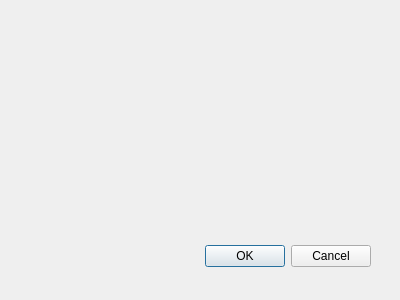
Above: ui/view2.ui from JFLABO/hoteityou before the change. Below: the same form after it.
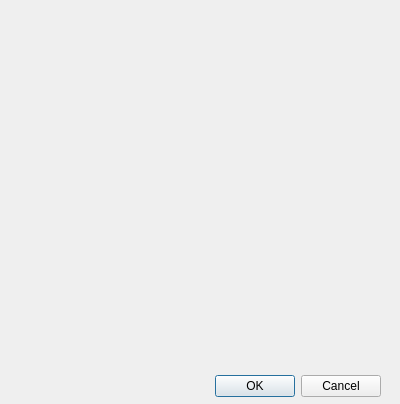
That is the form after the change. Icons and pictures are not drawn.

```diff
--- a/ui/view2.ui
+++ b/ui/view2.ui
@@ -7,7 +7,7 @@
     <x>0</x>
     <y>0</y>
     <width>400</width>
-    <height>300</height>
+    <height>404</height>
    </rect>
   </property>
   <property name="windowTitle">
@@ -16,8 +16,8 @@
   <widget class="QDialogButtonBox" name="buttonBox">
    <property name="geometry">
     <rect>
-     <x>30</x>
-     <y>240</y>
+     <x>40</x>
+     <y>370</y>
      <width>341</width>
      <height>32</height>
     </rect>
@@ -29,6 +29,25 @@
     <set>QDialogButtonBox::Cancel|QDialogButtonBox::Ok</set>
    </property>
   </widget>
+  <widget class="QLabel" name="label">
+   <property name="geometry">
+    <rect>
+     <x>20</x>
+     <y>40</y>
+     <width>361</width>
+     <height>261</height>
+    </rect>
+   </property>
+   <property name="text">
+    <string/>
+   </property>
+   <property name="pixmap">
+    <pixmap>たびれぽ仕様PR.png</pixmap>
+   </property>
+   <property name="scaledContents">
+    <bool>true</bool>
+   </property>
+  </widget>
  </widget>
  <resources/>
  <connections>
```
